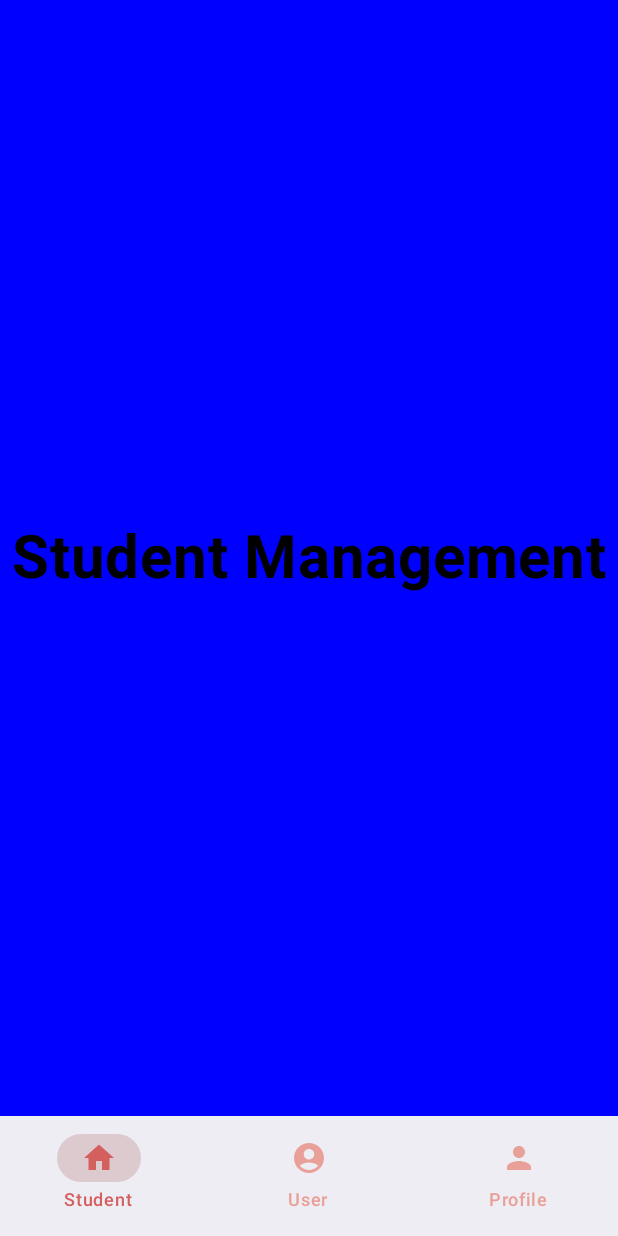
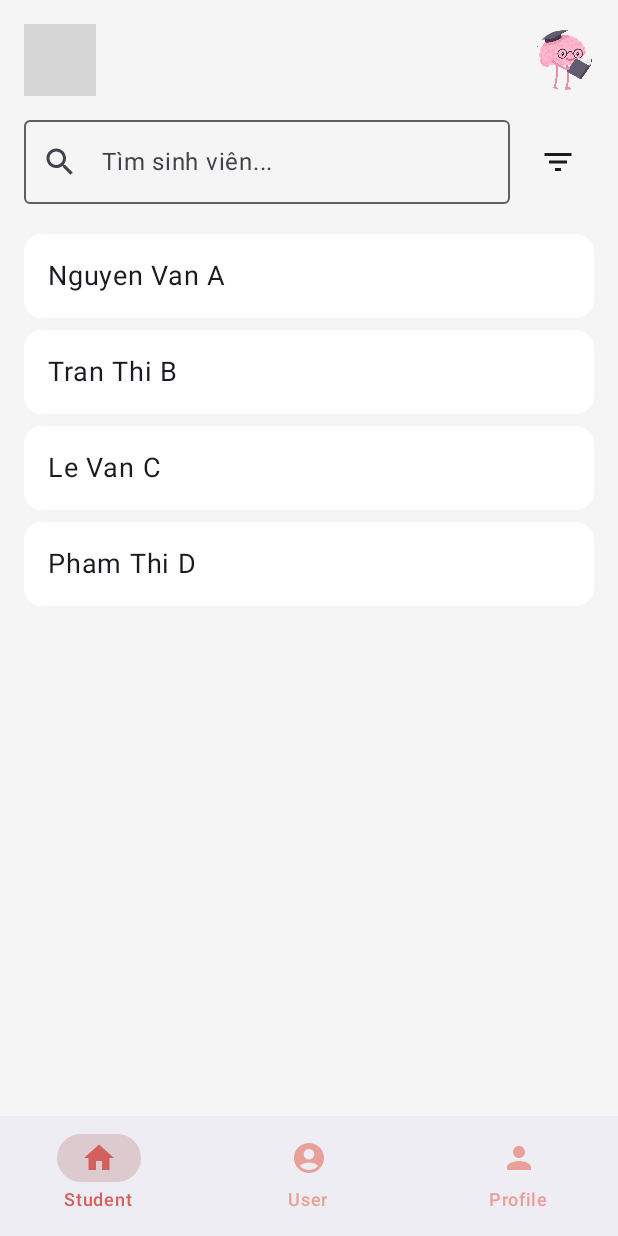
Before and after one commit to Tan-1106/Student-Information-Management, an Android app built with Jetpack Compose: the AdminScreen screen opened through its navigation route, on a phone screen of 412 x 824 dp. Run offline under Robolectric (Android 15) with nearby library versions, the phone set to English and light mode, and no system bars; 1 statement that could not run was skipped; grey boxes are pictures that could not be loaded.

Commit message:
Design StudentManagement

```diff
--- a/app/src/main/java/com/example/studentinformationmanagement/ui/admin/AdminScreen.kt
+++ b/app/src/main/java/com/example/studentinformationmanagement/ui/admin/AdminScreen.kt
@@ -9,6 +9,7 @@ import androidx.compose.material3.Scaffold
 import androidx.compose.runtime.Composable
 import androidx.compose.runtime.getValue
 import androidx.compose.ui.Modifier
+import androidx.compose.ui.tooling.preview.Preview
 import androidx.navigation.NavHostController
 import androidx.navigation.compose.NavHost
 import androidx.navigation.compose.composable
@@ -56,3 +57,11 @@ fun AdminScreen(navController: NavHostController = rememberNavController()) {
         }
     }
 }
+@Preview(
+    showBackground = true,
+    showSystemUi = true,
+)
+@Composable
+fun AdminScreenPreview() {
+    AdminScreen()
+}
--- a/app/src/main/java/com/example/studentinformationmanagement/ui/manager/StudentManagement.kt
+++ b/app/src/main/java/com/example/studentinformationmanagement/ui/manager/StudentManagement.kt
@@ -1,31 +1,120 @@
 package com.example.studentinformationmanagement.ui.manager
 
+import androidx.compose.foundation.Image
 import androidx.compose.foundation.background
-import androidx.compose.foundation.layout.Arrangement
-import androidx.compose.foundation.layout.Column
-import androidx.compose.foundation.layout.fillMaxSize
-import androidx.compose.material3.Text
-import androidx.compose.runtime.Composable
+import androidx.compose.foundation.layout.*
+import androidx.compose.foundation.shape.CircleShape
+import androidx.compose.foundation.text.BasicTextField
+import androidx.compose.material.icons.Icons
+import androidx.compose.material.icons.filled.FilterList
+import androidx.compose.material.icons.filled.Search
+import androidx.compose.material3.*
+import androidx.compose.runtime.*
 import androidx.compose.ui.Alignment
 import androidx.compose.ui.Modifier
+import androidx.compose.ui.draw.clip
 import androidx.compose.ui.graphics.Color
+import androidx.compose.ui.res.painterResource
 import androidx.compose.ui.text.font.FontWeight
+import androidx.compose.ui.unit.dp
 import androidx.compose.ui.unit.sp
+import androidx.compose.foundation.lazy.LazyColumn
+import androidx.compose.foundation.lazy.items
+import androidx.compose.ui.text.font.Font
+import androidx.compose.ui.text.font.FontFamily
+import androidx.compose.ui.text.input.TextFieldValue
+import com.example.studentinformationmanagement.R
 
 @Composable
-fun StudentManagement(modifier: Modifier = Modifier){
+fun StudentManagement(modifier: Modifier = Modifier) {
+    var searchText by remember { mutableStateOf(TextFieldValue("")) }
+
+    val students = remember {
+        listOf(
+            "Nguyen Van A",
+            "Tran Thi B",
+            "Le Van C",
+            "Pham Thi D"
+        )
+    }
+
     Column(
         modifier = modifier
             .fillMaxSize()
-            .background(color = Color.Blue),
-        verticalArrangement = Arrangement.Center,
-        horizontalAlignment = Alignment.CenterHorizontally
+            .background(Color(0xFFF5F5F5))
+            .padding(16.dp)
     ) {
-        Text(
-            text = "Student Management",
-            fontSize = 40.sp,
-            fontWeight = FontWeight.Bold,
-            color = Color.Black
-        )
+
+        // Header
+        Row(
+            modifier = Modifier
+                .fillMaxWidth()
+                .padding(bottom = 16.dp),
+            horizontalArrangement = Arrangement.SpaceBetween,
+            verticalAlignment = Alignment.CenterVertically
+        ) {
+            Text(
+                text = "Student Management",
+                fontSize = 24.sp,
+                fontWeight = FontWeight.Bold,
+                fontFamily = FontFamily(Font()),
+                color = Color.Black
+            )
+            // Avatar
+            Image(
+                painter = painterResource(id = R.drawable.login_image), // Bạn cần một icon avatar ở drawable
+                contentDescription = "Avatar",
+                modifier = Modifier
+                    .size(40.dp)
+                    .clip(CircleShape)
+            )
+        }
+
+        // Search + Filter
+        Row(
+            modifier = Modifier
+                .fillMaxWidth()
+                .padding(bottom = 16.dp),
+            verticalAlignment = Alignment.CenterVertically
+        ) {
+            OutlinedTextField(
+                value = searchText,
+                onValueChange = { searchText = it },
+                modifier = Modifier
+                    .weight(1f),
+                placeholder = { Text("Tìm sinh viên...") },
+                leadingIcon = {
+                    Icon(Icons.Default.Search, contentDescription = "Search")
+                }
+            )
+            Spacer(modifier = Modifier.width(8.dp))
+            IconButton(onClick = { /* Mở bộ lọc */ }) {
+                Icon(Icons.Default.FilterList, contentDescription = "Filter")
+            }
+        }
+
+        // List View
+        LazyColumn(
+            modifier = Modifier.fillMaxSize()
+        ) {
+            items(students.filter {
+                it.contains(searchText.text, ignoreCase = true)
+            }) { student ->
+                Card(
+                    modifier = Modifier
+                        .fillMaxWidth()
+                        .padding(vertical = 4.dp),
+                    colors = CardDefaults.cardColors(
+                        containerColor = Color.White
+                    )
+                ) {
+                    Text(
+                        text = student,
+                        modifier = Modifier.padding(16.dp),
+                        fontSize = 18.sp
+                    )
+                }
+            }
+        }
     }
 }
```
